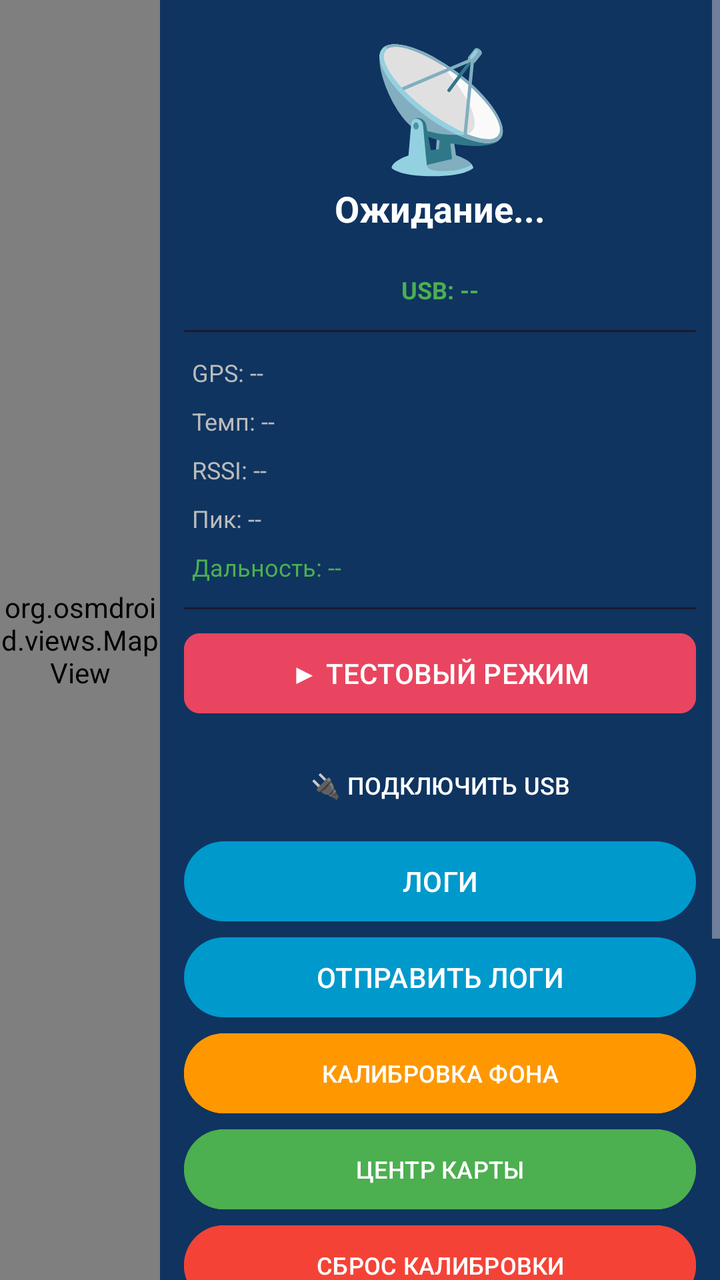
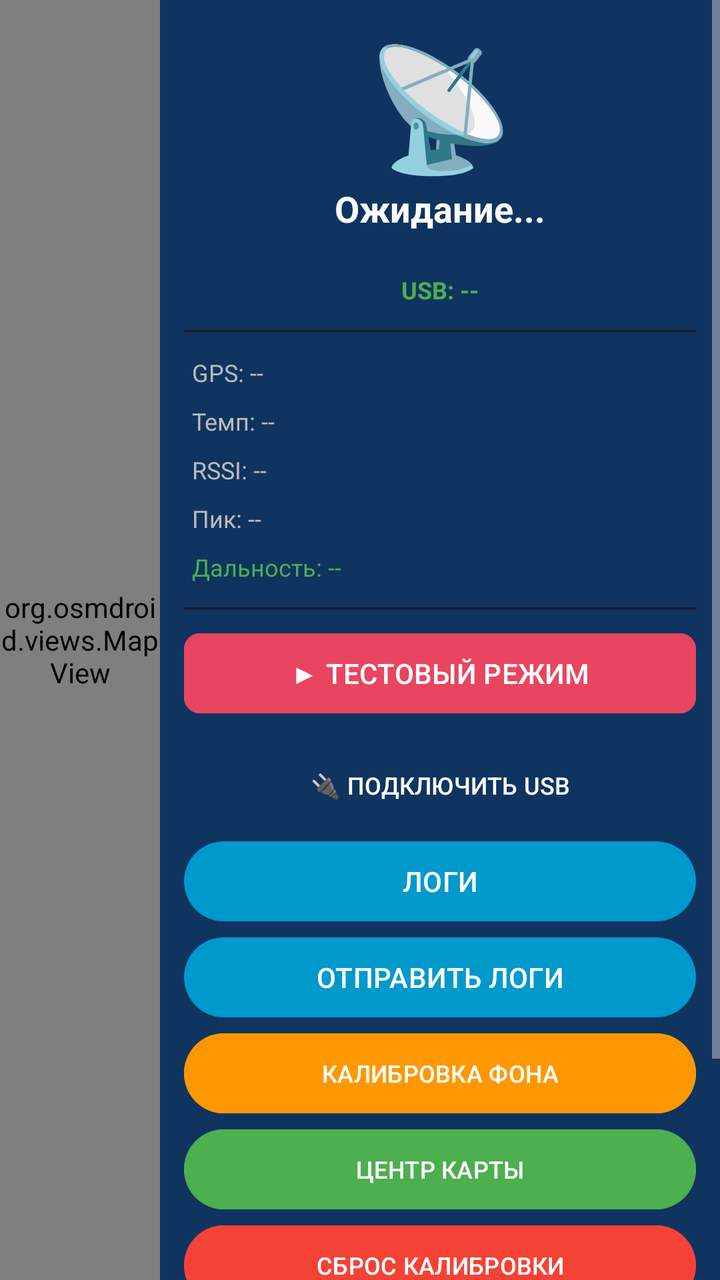

The first picture is an Android layout as it rendered before a commit; the second is the same layout after the commit. The layout source and the unified diff follow.
<!-- AndroidManifest.xml: application theme Theme.LoRaTracker -->
<!-- res/layout/activity_main.xml -->
<?xml version="1.0" encoding="utf-8"?>
<androidx.constraintlayout.widget.ConstraintLayout
    xmlns:android="http://schemas.android.com/apk/res/android"
    xmlns:app="http://schemas.android.com/apk/res-auto"
    android:layout_width="match_parent"
    android:layout_height="match_parent">

    <org.osmdroid.views.MapView
        android:id="@+id/mapView"
        android:layout_width="0dp"
        android:layout_height="0dp"
        android:background="#0000FF"
        app:layout_constraintBottom_toBottomOf="parent"
        app:layout_constraintEnd_toStartOf="@id/infoPanel"
        app:layout_constraintStart_toStartOf="parent"
        app:layout_constraintTop_toTopOf="parent" />

    <ScrollView
        android:id="@+id/infoPanel"
        android:layout_width="280dp"
        android:layout_height="0dp"
        android:background="#0F3460"
        app:layout_constraintBottom_toBottomOf="parent"
        app:layout_constraintEnd_toEndOf="parent"
        app:layout_constraintTop_toTopOf="parent">

        <LinearLayout
            android:layout_width="match_parent"
            android:layout_height="wrap_content"
            android:orientation="vertical"
            android:padding="12dp">

            <TextView
                android:id="@+id/objectEmoji"
                android:layout_width="match_parent"
                android:layout_height="80dp"
                android:gravity="center"
                android:text="📡"
                android:textSize="60sp" />

            <TextView
                android:id="@+id/objectName"
                android:layout_width="match_parent"
                android:layout_height="wrap_content"
                android:gravity="center"
                android:text="Ожидание..."
                android:textColor="#FFFFFF"
                android:textSize="18sp"
                android:textStyle="bold" />

            <TextView
                android:id="@+id/objectDescription"
                android:layout_width="match_parent"
                android:layout_height="wrap_content"
                android:gravity="center"
                android:text=""
                android:textColor="#AAAAAA"
                android:textSize="12sp" />

            <TextView
                android:id="@+id/usbStatusText"
                android:layout_width="match_parent"
                android:layout_height="wrap_content"
                android:gravity="center"
                android:padding="4dp"
                android:text="USB: --"
                android:textColor="#4CAF50"
                android:textSize="12sp"
                android:textStyle="bold" />

            <TextView
                android:id="@+id/distanceText"
                android:layout_width="match_parent"
                android:layout_height="wrap_content"
                android:gravity="center"
                android:text=""
                android:textColor="#FF9800"
                android:textSize="14sp"
                android:textStyle="bold"
                android:visibility="gone" />

            <View
                android:layout_width="match_parent"
                android:layout_height="1dp"
                android:layout_marginVertical="8dp"
                android:background="#1A1A2E" />

            <TextView
                android:id="@+id/gpsStatus"
                android:layout_width="match_parent"
                android:layout_height="wrap_content"
                android:padding="4dp"
                android:text="GPS: --"
                android:textColor="#BBBBBB"
                android:textSize="12sp" />

            <TextView
                android:id="@+id/tempText"
                android:layout_width="match_parent"
                android:layout_height="wrap_content"
                android:padding="4dp"
                android:text="Темп: --"
                android:textColor="#BBBBBB"
                android:textSize="12sp" />

            <TextView
                android:id="@+id/rssiText"
                android:layout_width="match_parent"
                android:layout_height="wrap_content"
                android:padding="4dp"
                android:text="RSSI: --"
                android:textColor="#BBBBBB"
                android:textSize="12sp" />

            <TextView
                android:id="@+id/peakFreqText"
                android:layout_width="match_parent"
                android:layout_height="wrap_content"
                android:padding="4dp"
                android:text="Пик: --"
                android:textColor="#BBBBBB"
                android:textSize="12sp" />

            <TextView
                android:id="@+id/maxRangeText"
                android:layout_width="match_parent"
                android:layout_height="wrap_content"
                android:padding="4dp"
                android:text="Дальность: --"
                android:textColor="#4CAF50"
                android:textSize="12sp" />

            <View
                android:layout_width="match_parent"
                android:layout_height="1dp"
                android:layout_marginVertical="8dp"
                android:background="#1A1A2E" />

            <com.google.android.material.button.MaterialButton
                android:id="@+id/testModeButton"
                android:layout_width="match_parent"
                android:layout_height="wrap_content"
                android:backgroundTint="#E94560"
                android:text="▶ ТЕСТОВЫЙ РЕЖИМ"
                android:textColor="#FFFFFF"
                android:textSize="14sp"
                app:cornerRadius="8dp" />

            <com.google.android.material.button.MaterialButton
                android:id="@+id/usbConnectButton"
                android:layout_width="match_parent"
                android:layout_height="wrap_content"
                android:layout_marginTop="8dp"
                android:backgroundTint="#0F3460"
                android:text="🔌 ПОДКЛЮЧИТЬ USB"
                android:textColor="#FFFFFF"
                android:textSize="12sp"
                app:cornerRadius="8dp" />

            <Button
                android:id="@+id/showLogsButton"
                android:layout_width="match_parent"
                android:layout_height="wrap_content"
                android:text="ЛОГИ" />

            <Button
                android:id="@+id/shareLogsButton"
                android:layout_width="match_parent"
                android:layout_height="wrap_content"
                android:text="ОТПРАВИТЬ ЛОГИ" />

            <Button
                android:id="@+id/calibrateButton"
                android:layout_width="match_parent"
                android:layout_height="wrap_content"
                android:backgroundTint="#FF9800"
                android:text="КАЛИБРОВКА ФОНА"
                android:textColor="#FFFFFF"
                android:textSize="12sp" />

            <Button
                android:id="@+id/centerMapButton"
                android:layout_width="match_parent"
                android:layout_height="wrap_content"
                android:backgroundTint="#4CAF50"
                android:text="ЦЕНТР КАРТЫ"
                android:textColor="#FFFFFF"
                android:textSize="12sp" />

            <Button
                android:id="@+id/resetCalibrateButton"
                android:layout_width="match_parent"
                android:layout_height="wrap_content"
                android:text="СБРОС КАЛИБРОВКИ"
                android:backgroundTint="#F44336"
                android:textColor="#FFFFFF"
                android:textSize="12sp" />

            <View
                android:layout_width="match_parent"
                android:layout_height="1dp"
                android:layout_marginVertical="8dp"
                android:background="#1A1A2E" />

            <TextView
                android:layout_width="match_parent"
                android:layout_height="wrap_content"
                android:text="═══ РЭБ ═══"
                android:textColor="#F44336"
                android:textSize="12sp"
                android:textStyle="bold"
                android:gravity="center"
                android:paddingTop="4dp" />

            <TextView
                android:id="@+id/jammerIndicator"
                android:layout_width="match_parent"
                android:layout_height="wrap_content"
                android:gravity="center"
                android:padding="4dp"
                android:text="РЭБ: ВЫКЛ"
                android:textColor="#888888"
                android:textSize="13sp"
                android:textStyle="bold" />

            <TextView
                android:id="@+id/jammerCountdownText"
                android:layout_width="match_parent"
                android:layout_height="wrap_content"
                android:gravity="center"
                android:padding="2dp"
                android:text=""
                android:textColor="#FFC107"
                android:textSize="11sp"
                android:visibility="gone" />

            <TextView
                android:layout_width="match_parent"
                android:layout_height="wrap_content"
                android:text="Мощность:"
                android:textColor="#AAAAAA"
                android:textSize="11sp"
                android:paddingTop="4dp" />

            <SeekBar
                android:id="@+id/jammerPowerSlider"
                android:layout_width="match_parent"
                android:layout_height="wrap_content"
                android:max="100"
                android:progress="75"
                android:progressTint="#F44336"
                android:thumbTint="#F44336" />

            <com.google.android.material.button.MaterialButton
                android:id="@+id/jammerOnButton"
                android:layout_width="match_parent"
                android:layout_height="wrap_content"
                android:layout_marginTop="4dp"
                android:backgroundTint="#F44336"
                android:text="🔴 ВКЛ РЭБ"
                android:textColor="#FFFFFF"
                android:textSize="13sp"
                android:textStyle="bold"
                app:cornerRadius="8dp" />

            <com.google.android.material.button.MaterialButton
                android:id="@+id/jammerOffButton"
                android:layout_width="match_parent"
                android:layout_height="wrap_content"
                android:layout_marginTop="4dp"
                android:backgroundTint="#444444"
                android:text="⬜ ВЫКЛ РЭБ"
                android:textColor="#FFFFFF"
                android:textSize="13sp"
                app:cornerRadius="8dp" />

        </LinearLayout>
    </ScrollView>

</androidx.constraintlayout.widget.ConstraintLayout>
<!-- resources referenced by this layout -->
<resources>
  <style name="Theme.LoRaTracker" parent="Theme.Material3.Dark.NoActionBar">
          <item name="colorPrimary">@android:color/holo_blue_dark</item>
          <item name="colorPrimaryVariant">@android:color/holo_blue_light</item>
          <item name="colorOnPrimary">@android:color/white</item>
      </style>
</resources>

<!-- the commit's change to res/layout/activity_main.xml (unified diff, before → after) -->
@@ -196,6 +196,16 @@
                 android:textColor="#FFFFFF"
                 android:textSize="12sp" />
 
+            <ToggleButton
+                android:id="@+id/demoToggle"
+                android:layout_width="wrap_content"
+                android:layout_height="wrap_content"
+                android:textOn="ДЕМО: ВКЛ"
+                android:textOff="ДЕМО: ВЫКЛ"
+                android:backgroundTint="#FF9800"
+                android:textColor="#FFFFFF"
+                android:layout_margin="8dp" />
+
             <View
                 android:layout_width="match_parent"
                 android:layout_height="1dp"
@@ -203,76 +213,14 @@
                 android:background="#1A1A2E" />
 
             <TextView
-                android:layout_width="match_parent"
-                android:layout_height="wrap_content"
-                android:text="═══ РЭБ ═══"
-                android:textColor="#F44336"
+                android:id="@+id/jammerStatus"
+                android:layout_width="match_parent"
+                android:layout_height="wrap_content"
+                android:text="РЭБ: авто (устройство)"
+                android:textColor="#4CAF50"
                 android:textSize="12sp"
-                android:textStyle="bold"
-                android:gravity="center"
-                android:paddingTop="4dp" />
-
-            <TextView
-                android:id="@+id/jammerIndicator"
-                android:layout_width="match_parent"
-                android:layout_height="wrap_content"
-                android:gravity="center"
-                android:padding="4dp"
-                android:text="РЭБ: ВЫКЛ"
-                android:textColor="#888888"
-                android:textSize="13sp"
-                android:textStyle="bold" />
-
-            <TextView
-                android:id="@+id/jammerCountdownText"
-                android:layout_width="match_parent"
-                android:layout_height="wrap_content"
-                android:gravity="center"
-                android:padding="2dp"
-                android:text=""
-                android:textColor="#FFC107"
-                android:textSize="11sp"
-                android:visibility="gone" />
-
-            <TextView
-                android:layout_width="match_parent"
-                android:layout_height="wrap_content"
-                android:text="Мощность:"
-                android:textColor="#AAAAAA"
-                android:textSize="11sp"
-                android:paddingTop="4dp" />
-
-            <SeekBar
-                android:id="@+id/jammerPowerSlider"
-                android:layout_width="match_parent"
-                android:layout_height="wrap_content"
-                android:max="100"
-                android:progress="75"
-                android:progressTint="#F44336"
-                android:thumbTint="#F44336" />
-
-            <com.google.android.material.button.MaterialButton
-                android:id="@+id/jammerOnButton"
-                android:layout_width="match_parent"
-                android:layout_height="wrap_content"
-                android:layout_marginTop="4dp"
-                android:backgroundTint="#F44336"
-                android:text="🔴 ВКЛ РЭБ"
-                android:textColor="#FFFFFF"
-                android:textSize="13sp"
-                android:textStyle="bold"
-                app:cornerRadius="8dp" />
-
-            <com.google.android.material.button.MaterialButton
-                android:id="@+id/jammerOffButton"
-                android:layout_width="match_parent"
-                android:layout_height="wrap_content"
-                android:layout_marginTop="4dp"
-                android:backgroundTint="#444444"
-                android:text="⬜ ВЫКЛ РЭБ"
-                android:textColor="#FFFFFF"
-                android:textSize="13sp"
-                app:cornerRadius="8dp" />
+                android:gravity="center"
+                android:padding="4dp" />
 
         </LinearLayout>
     </ScrollView>
